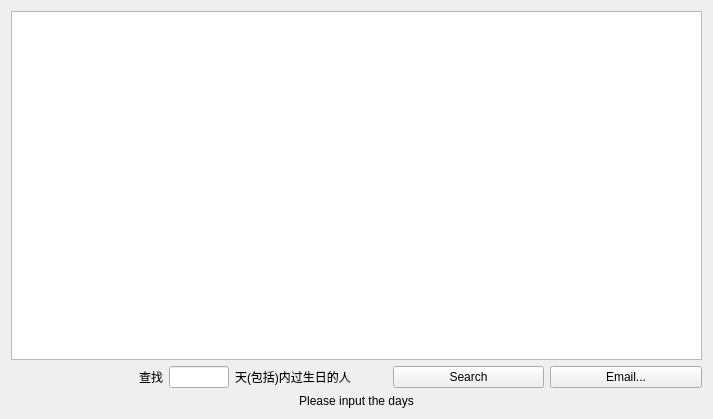
The window that searchbybirthday.ui (kabu1204/ManagementSystem) describes before a commit, drawn with Qt 5.
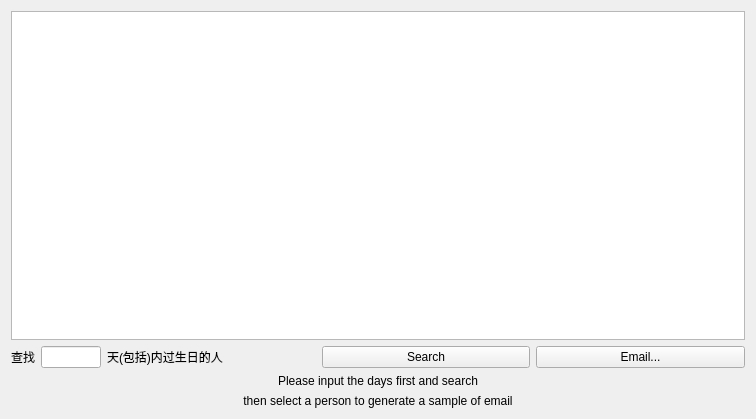
The same window after the commit.

Commit message: 1.生成email信息，并且可以选择保存位置。 2.重写两个sqlModel类的data方法，生日日期只显示月、日，并且显示星期几。

Patch:
```diff
--- a/searchbybirthday.ui
+++ b/searchbybirthday.ui
@@ -6,7 +6,7 @@
    <rect>
     <x>0</x>
     <y>0</y>
-    <width>713</width>
+    <width>756</width>
     <height>419</height>
    </rect>
   </property>
@@ -21,6 +21,12 @@
     <layout class="QHBoxLayout" name="horizontalLayout">
      <item>
       <widget class="QLabel" name="label">
+       <property name="sizePolicy">
+        <sizepolicy hsizetype="Fixed" vsizetype="Preferred">
+         <horstretch>0</horstretch>
+         <verstretch>0</verstretch>
+        </sizepolicy>
+       </property>
        <property name="text">
         <string>查找</string>
        </property>
@@ -71,7 +77,20 @@
    <item row="2" column="0">
     <widget class="QLabel" name="hintlabel">
      <property name="text">
-      <string>Please input the days</string>
+      <string>Please input the days first and search</string>
+     </property>
+     <property name="alignment">
+      <set>Qt::AlignCenter</set>
+     </property>
+    </widget>
+   </item>
+   <item row="0" column="0">
+    <widget class="QTableView" name="tableView"/>
+   </item>
+   <item row="3" column="0">
+    <widget class="QLabel" name="emaillabel">
+     <property name="text">
+      <string>then select a person to generate a sample of email</string>
      </property>
      <property name="alignment">
       <set>Qt::AlignCenter</set>
```
Left out of the diff: 3 changed lines with no effect on the pictures. The commit also changes 6 other files.
